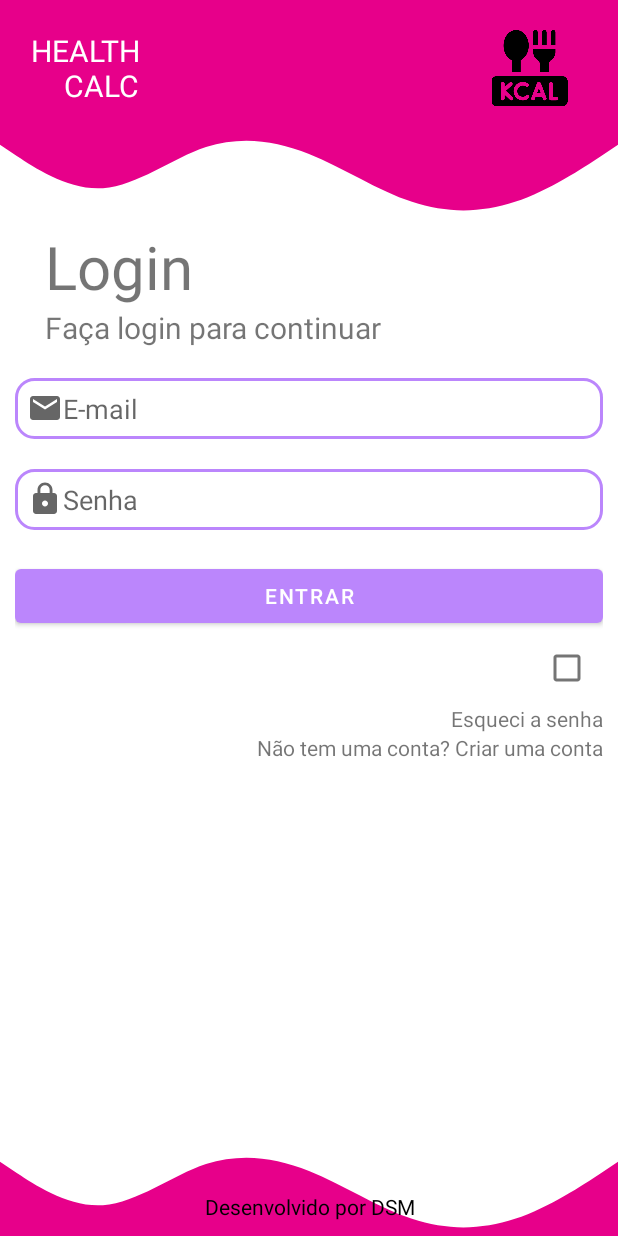
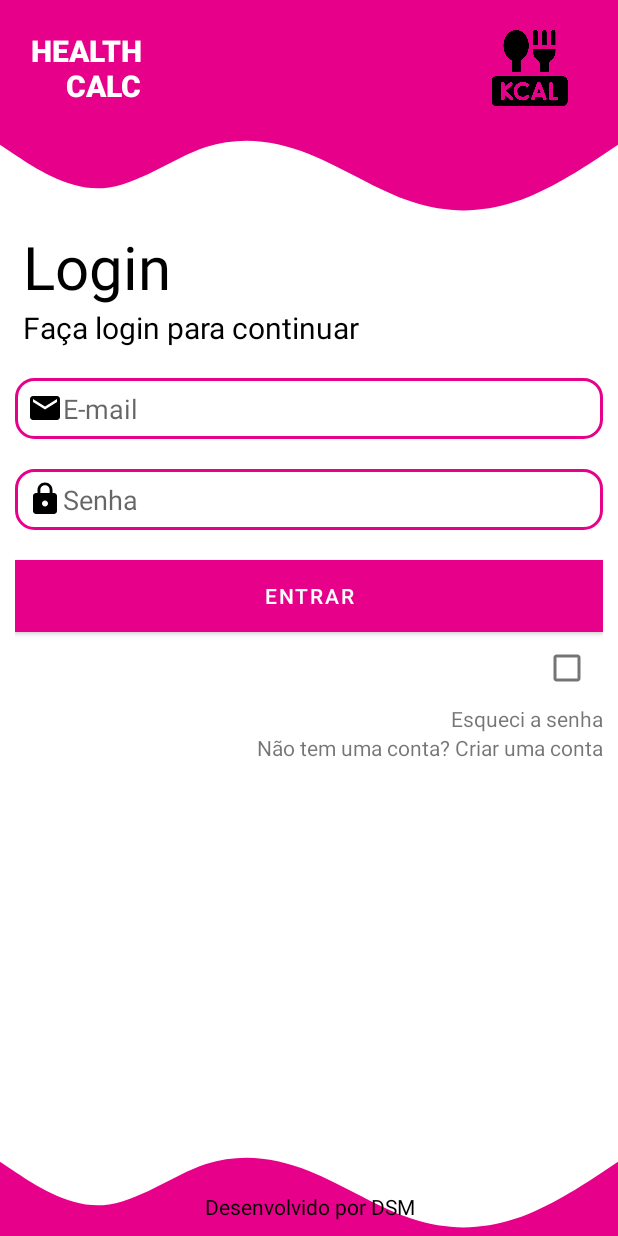
Before and after one commit to cauamenezes/calculadora-imc-mobile, an Android app: the screen it shows after launch (LoginActivity), on a phone screen of 412 x 824 dp. Run offline under Robolectric (Android 15) with nearby library versions, the phone set to English and light mode, and no system bars.

Commit message:
cores das fontes e elementos alteradas

```diff
--- a/app/build.gradle
+++ b/app/build.gradle
@@ -9,7 +9,7 @@ android {
 
     defaultConfig {
         applicationId "com.example.relativelayout"
-        minSdkVersion 26
+        minSdkVersion 27
         targetSdkVersion 30
         versionCode 1
         versionName "1.0"
--- a/app/src/main/res/drawable/cadeado.xml
+++ b/app/src/main/res/drawable/cadeado.xml
@@ -3,7 +3,7 @@
     android:height="24dp"
     android:viewportWidth="24"
     android:viewportHeight="24"
-    android:tint="?attr/colorControlNormal">
+    android:tint="@color/black">
   <path
       android:fillColor="@android:color/white"
       android:pathData="M18,8h-1L17,6c0,-2.76 -2.24,-5 -5,-5S7,3.24 7,6v2L6,8c-1.1,0 -2,0.9 -2,2v10c0,1.1 0.9,2 2,2h12c1.1,0 2,-0.9 2,-2L20,10c0,-1.1 -0.9,-2 -2,-2zM12,17c-1.1,0 -2,-0.9 -2,-2s0.9,-2 2,-2 2,0.9 2,2 -0.9,2 -2,2zM15.1,8L8.9,8L8.9,6c0,-1.71 1.39,-3.1 3.1,-3.1 1.71,0 3.1,1.39 3.1,3.1v2z"/>
--- a/app/src/main/res/drawable/email.xml
+++ b/app/src/main/res/drawable/email.xml
@@ -3,7 +3,7 @@
     android:height="24dp"
     android:viewportWidth="24"
     android:viewportHeight="24"
-    android:tint="?attr/colorControlNormal">
+    android:tint="@color/black">
   <path
       android:fillColor="@android:color/white"
       android:pathData="M20,4L4,4c-1.1,0 -1.99,0.9 -1.99,2L2,18c0,1.1 0.9,2 2,2h16c1.1,0 2,-0.9 2,-2L22,6c0,-1.1 -0.9,-2 -2,-2zM20,8l-8,5 -8,-5L4,6l8,5 8,-5v2z"/>
--- a/app/src/main/res/layout/activity_login.xml
+++ b/app/src/main/res/layout/activity_login.xml
@@ -21,7 +21,8 @@
             android:gravity="end"
             android:text="HEALTH\n CALC"
             android:textColor="@color/white"
-            android:textSize="20sp" />
+            android:textSize="20sp"
+            android:fontFamily="sans-serif-black"/>
 
         <ImageView
             android:id="@+id/iv"
@@ -48,16 +49,18 @@
         <TextView
             android:layout_width="wrap_content"
             android:layout_height="wrap_content"
-            android:layout_marginStart="20dp"
+            android:layout_marginStart="5dp"
             android:text="Login"
-            android:textSize="40sp" />
+            android:textSize="40sp"
+            android:textColor="@color/black"/>
 
         <TextView
             android:layout_width="wrap_content"
             android:layout_height="wrap_content"
-            android:layout_marginStart="20dp"
+            android:layout_marginStart="5dp"
             android:text="Faça login para continuar"
-            android:textSize="20sp" />
+            android:textSize="20sp"
+            android:textColor="@color/black"/>
 
         <EditText
             android:layout_width="match_parent"
@@ -65,7 +68,7 @@
             android:layout_marginTop="20dp"
             android:background="@drawable/forma_edit_text"
             android:drawableStart="@drawable/email"
-            android:hint="E-mail" />
+            android:hint="E-mail"/>
 
         <EditText
             android:layout_width="match_parent"
@@ -80,7 +83,8 @@
             android:layout_height="wrap_content"
             android:layout_marginTop="20dp"
             android:text="ENTRAR"
-            android:textColor="@color/white" />
+            android:textColor="@color/white"
+            android:background="#e7008a"/>
 
         <LinearLayout
             android:layout_width="match_parent"
--- a/app/src/main/res/values/colors.xml
+++ b/app/src/main/res/values/colors.xml
@@ -1,6 +1,6 @@
 <?xml version="1.0" encoding="utf-8"?>
 <resources>
-    <color name="purple_200">#FFBB86FC</color>
+    <color name="purple_200">#e7008a</color>
     <color name="purple_500">#FF6200EE</color>
     <color name="purple_700">#FF3700B3</color>
     <color name="teal_200">#FF03DAC5</color>
```
